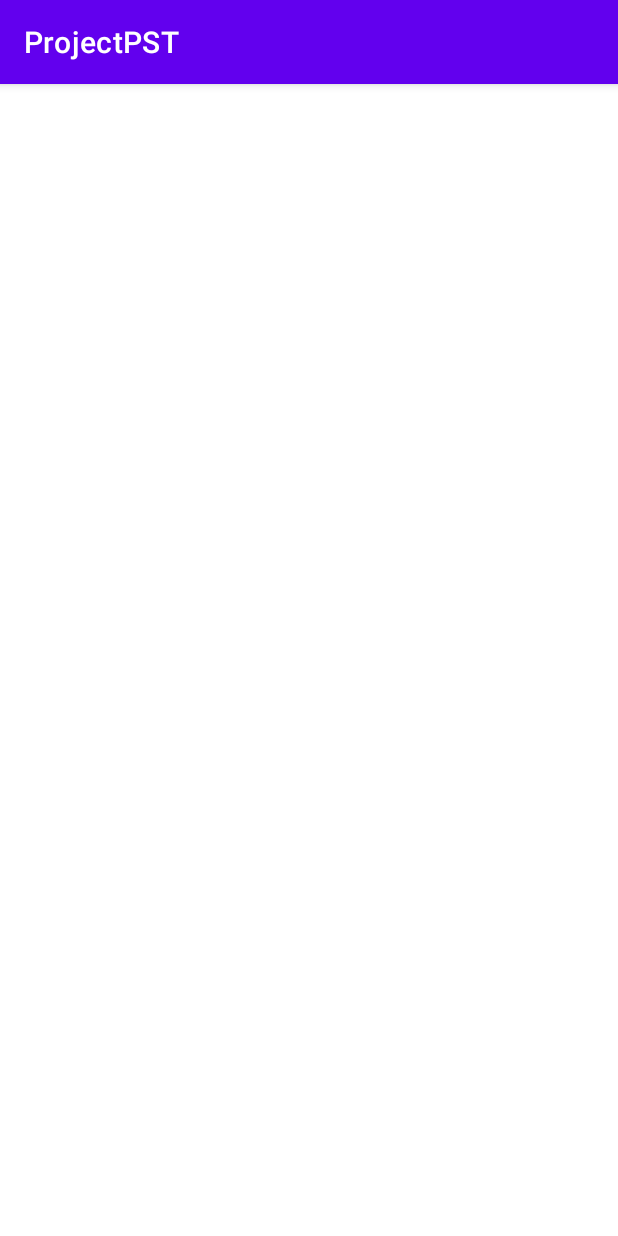
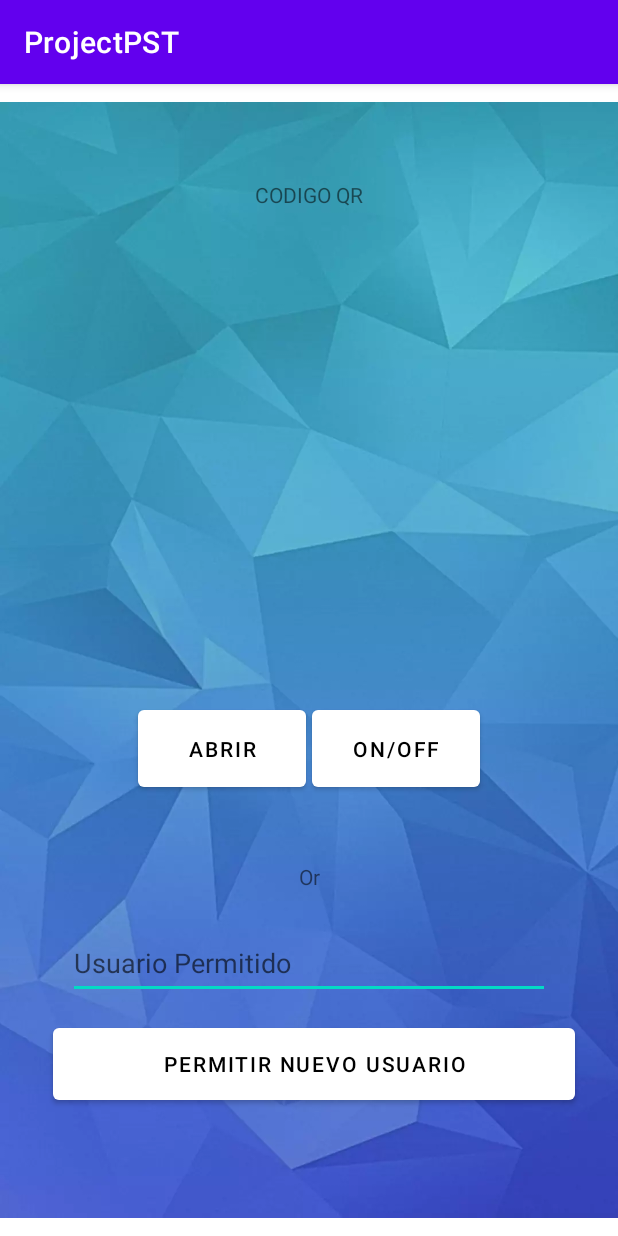
Before and after one commit to GingerGarcia/ProjectPST, an Android app: the Activity4 screen opened directly, with no data from a screen before it, on a phone screen of 412 x 824 dp. Run offline under Robolectric (Android 15) with nearby library versions, the phone set to English and light mode, and no system bars; libraries missing offline, so code that uses them is left out: me.dm7.barcodescanner.

Commit message:
Creada Activity 4 con la finalidad de que en esta se pueda abrir la camara del celular y realizar la lectura del codigo QR.

```diff
--- a/app/src/main/java/com/pst/projectpst/Activity4.java
+++ b/app/src/main/java/com/pst/projectpst/Activity4.java
@@ -4,11 +4,41 @@ import androidx.appcompat.app.AppCompatActivity;
 
 import android.os.Bundle;
 
-public class Activity4 extends AppCompatActivity {
+import androidx.appcompat.app.AppCompatActivity;
 
+import android.os.Bundle;
+import android.view.View;
+
+import com.google.zxing.Result;
+
+import me.dm7.barcodescanner.zxing.ZXingScannerView;
+
+public class Activity4 extends AppCompatActivity implements ZXingScannerView.ResultHandler {
+    private ZXingScannerView escanerView;
+    private String nombreCaja;
     @Override
     protected void onCreate(Bundle savedInstanceState) {
         super.onCreate(savedInstanceState);
         setContentView(R.layout.activity_4);
     }
+
+    public void EscanerQR(View view){
+        escanerView=new ZXingScannerView(this);
+        setContentView(escanerView);
+        escanerView.setResultHandler(this);
+        escanerView.startCamera();
+    }
+
+    @Override
+    protected void onPause() {
+        super.onPause();
+        escanerView.stopCamera();
+    }
+
+    @Override
+    public void handleResult(Result result) {
+        nombreCaja=result.getText();
+        escanerView.resumeCameraPreview(this);
+
+    }
 }
--- a/app/src/main/res/layout/activity_4.xml
+++ b/app/src/main/res/layout/activity_4.xml
@@ -6,4 +6,99 @@
     android:layout_height="match_parent"
     tools:context=".Activity4">
 
+    <ImageView
+        android:id="@+id/imageView4"
+        android:layout_width="wrap_content"
+        android:layout_height="wrap_content"
+        app:layout_constraintBottom_toBottomOf="parent"
+        app:layout_constraintEnd_toEndOf="parent"
+        app:layout_constraintHorizontal_bias="0.0"
+        app:layout_constraintStart_toStartOf="parent"
+        app:layout_constraintTop_toTopOf="parent"
+        app:layout_constraintVertical_bias="1.0"
+        app:srcCompat="@drawable/rectangle1" />
+
+    <Button
+        android:id="@+id/abrir"
+        android:layout_width="112dp"
+        android:layout_height="63dp"
+        android:layout_marginStart="92dp"
+        android:layout_marginTop="24dp"
+        android:layout_marginEnd="8dp"
+        android:onClick="EscanerQR"
+        android:text="abrir"
+        android:textColor="#000000"
+        app:backgroundTint="#FFFFFF"
+        app:layout_constraintEnd_toStartOf="@+id/apagarAlarma"
+        app:layout_constraintHorizontal_bias="0.0"
+        app:layout_constraintStart_toStartOf="parent"
+        app:layout_constraintTop_toBottomOf="@+id/imageView9" />
+
+    <Button
+        android:id="@+id/permitirUsuario"
+        android:layout_width="348dp"
+        android:layout_height="60dp"
+        android:text="Permitir Nuevo Usuario"
+        android:textColor="#000000"
+        app:backgroundTint="#FFFFFF"
+        app:layout_constraintBottom_toBottomOf="parent"
+        app:layout_constraintEnd_toEndOf="parent"
+        app:layout_constraintHorizontal_bias="0.555"
+        app:layout_constraintStart_toStartOf="parent"
+        app:layout_constraintTop_toBottomOf="@+id/editTextTextPersonName4"
+        app:layout_constraintVertical_bias="0.133" />
+
+    <Button
+        android:id="@+id/apagarAlarma"
+        android:layout_width="112dp"
+        android:layout_height="63dp"
+        android:layout_marginTop="24dp"
+        android:layout_marginEnd="92dp"
+        android:text="ON/OFF"
+        android:textColor="#000000"
+        app:backgroundTint="#FFFFFF"
+        app:layout_constraintEnd_toEndOf="parent"
+        app:layout_constraintTop_toBottomOf="@+id/imageView9" />
+
+    <ImageView
+        android:id="@+id/imageView9"
+        android:layout_width="341dp"
+        android:layout_height="288dp"
+        app:layout_constraintEnd_toEndOf="parent"
+        app:layout_constraintStart_toStartOf="parent"
+        app:layout_constraintTop_toBottomOf="@+id/textView4" />
+
+    <TextView
+        android:id="@+id/textView4"
+        android:layout_width="285dp"
+        android:layout_height="35dp"
+        android:layout_marginTop="64dp"
+        android:text="CODIGO QR"
+        android:textAlignment="center"
+        app:layout_constraintEnd_toEndOf="parent"
+        app:layout_constraintStart_toStartOf="parent"
+        app:layout_constraintTop_toTopOf="@+id/imageView4" />
+
+    <EditText
+        android:id="@+id/editTextTextPersonName4"
+        android:layout_width="321dp"
+        android:layout_height="48dp"
+        android:layout_marginTop="24dp"
+        android:ems="10"
+        android:hint="Usuario Permitido"
+        android:inputType="textPersonName"
+        app:layout_constraintEnd_toEndOf="parent"
+        app:layout_constraintStart_toStartOf="parent"
+        app:layout_constraintTop_toBottomOf="@+id/textView6" />
+
+    <TextView
+        android:id="@+id/textView6"
+        android:layout_width="wrap_content"
+        android:layout_height="wrap_content"
+        android:layout_marginTop="44dp"
+        android:text="Or"
+        app:layout_constraintEnd_toEndOf="parent"
+        app:layout_constraintStart_toStartOf="parent"
+        app:layout_constraintTop_toBottomOf="@+id/abrir" />
+
 </androidx.constraintlayout.widget.ConstraintLayout>
```
